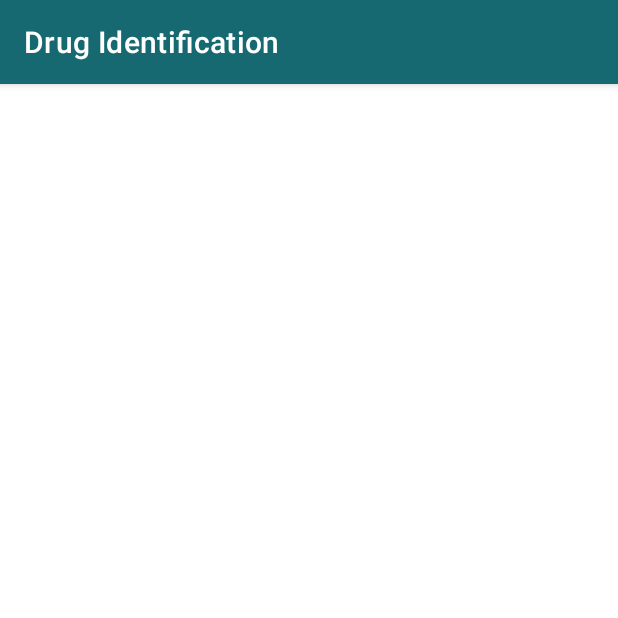
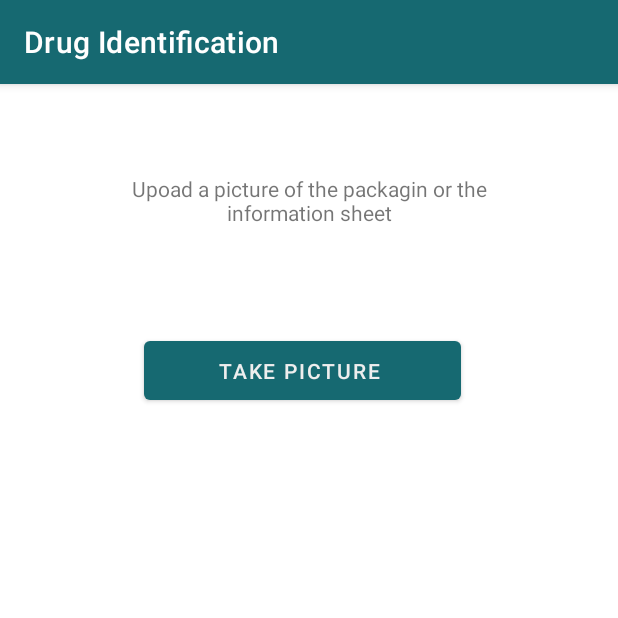
Before and after one commit to SarinaMashreghi/Drug-Identification, an Android app: the scanText screen opened directly, with no data from a screen before it, on a phone screen of 412 x 824 dp, the top half of it. Run offline under Robolectric (Android 15) with nearby library versions, the phone set to English and light mode, and no system bars; our stand-ins replace Volley; network calls fail; pictures from the network do not load.

Commit message:
app activities added

```diff
--- a/Drug Identification/app/src/main/java/com/example/drugidentification/pillActivity.java
+++ b/Drug Identification/app/src/main/java/com/example/drugidentification/pillActivity.java
@@ -52,14 +52,13 @@ import java.util.List;
 import java.util.Map;
 
 public class pillActivity extends AppCompatActivity {
-
     Button select;
     Bitmap bitmap;
     ImageView img;
     Uri selectedImage;
     Uri image_uri;
     final int PERMISSION_CODE = 1000;
-    String rootURL = "https://bd2e-174-93-236-22.ngrok.io";
+    String rootURL = "https://d36a-206-47-149-91.ngrok.io";
     String func ="uploadPill";
     String url = rootURL + "/" + func;
 
@@ -281,8 +280,7 @@ public class pillActivity extends AppCompatActivity {
                     if (result.getResultCode() == Activity.RESULT_OK) {
 
 
-                        Intent i = new Intent(getApplicationContext(), MainActivity.class);
-
+                        Intent i = new Intent(getApplicationContext(), pillActivity.class);
 
                         i.putExtra("image_uri", image_uri);
                         startActivity(i);
--- a/Drug Identification/app/src/main/res/layout/activity_main.xml
+++ b/Drug Identification/app/src/main/res/layout/activity_main.xml
@@ -4,7 +4,6 @@
     xmlns:tools="http://schemas.android.com/tools"
     android:layout_width="match_parent"
     android:layout_height="match_parent"
-    android:background="@color/c1"
     tools:context=".MainActivity">
 
     <Button
@@ -13,7 +12,7 @@
         android:layout_height="65dp"
         android:layout_marginTop="20dp"
         android:onClick="openPackageActivity"
-        android:text="Search by branf name"
+        android:text="Search by brand name"
         app:layout_constraintEnd_toEndOf="parent"
         app:layout_constraintHorizontal_bias="0.502"
         app:layout_constraintStart_toStartOf="parent"
--- a/Drug Identification/app/src/main/res/layout/activity_scan_text.xml
+++ b/Drug Identification/app/src/main/res/layout/activity_scan_text.xml
@@ -6,4 +6,38 @@
     android:layout_height="match_parent"
     tools:context=".scanText">
 
+    <Button
+        android:id="@+id/selectTxt"
+        android:layout_width="211dp"
+        android:layout_height="51dp"
+        android:layout_marginTop="40dp"
+        android:onClick="captureImage"
+        android:text="take picture "
+        app:layout_constraintEnd_toEndOf="parent"
+        app:layout_constraintHorizontal_bias="0.48"
+        app:layout_constraintStart_toStartOf="parent"
+        app:layout_constraintTop_toBottomOf="@+id/textView3" />
+
+    <ImageView
+        android:id="@+id/imageTxt"
+        android:layout_width="220dp"
+        android:layout_height="364dp"
+        android:layout_marginTop="60dp"
+        android:layout_marginBottom="60dp"
+        app:layout_constraintBottom_toBottomOf="parent"
+        app:layout_constraintEnd_toEndOf="parent"
+        app:layout_constraintStart_toStartOf="parent"
+        app:layout_constraintTop_toBottomOf="@+id/selectTxt"
+        tools:srcCompat="@tools:sample/avatars" />
+
+    <TextView
+        android:id="@+id/textView3"
+        android:layout_width="253dp"
+        android:layout_height="65dp"
+        android:layout_marginTop="60dp"
+        android:text="Upoad a picture of the packagin or the information sheet"
+        android:textAlignment="center"
+        app:layout_constraintEnd_toEndOf="parent"
+        app:layout_constraintStart_toStartOf="parent"
+        app:layout_constraintTop_toTopOf="parent" />
 </androidx.constraintlayout.widget.ConstraintLayout>
--- a/Drug Identification/app/src/main/res/values/colors.xml
+++ b/Drug Identification/app/src/main/res/values/colors.xml
@@ -7,4 +7,5 @@
     <color name="teal_700">#FF018786</color>
     <color name="black">#FF000000</color>
     <color name="c1">#EDE7E3</color>
+    <color name="white">#EEEEEE</color>
 </resources>
```
Also changed, not shown: Drug Identification/app/src/main/AndroidManifest.xml (+7 -0 lines), Drug Identification/app/src/main/java/com/example/drugidentification/prediction.java (+7 -1 lines), Drug Identification/app/src/main/java/com/example/drugidentification/scanText.java (+243 -0 lines), Drug Identification/app/src/main/java/com/example/drugidentification/showSummary.java (added, +26 -0 lines), Drug Identification/app/src/main/res/layout/activity_prediction.xml (+12 -0 lines), Drug Identification/app/src/main/res/layout/activity_show_summary.xml (added, +17 -0 lines), Drug Identification/app/src/main/res/drawable/Medsearch logo.png (deleted).
